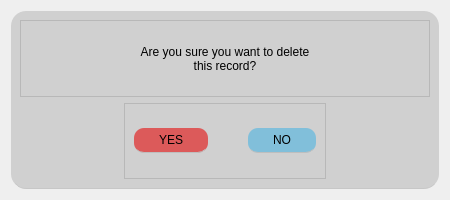
First picture: the form in Frontend/ConfirmDialog.ui, repository rmmln/Petmate-Desktop-Application, before the edit.
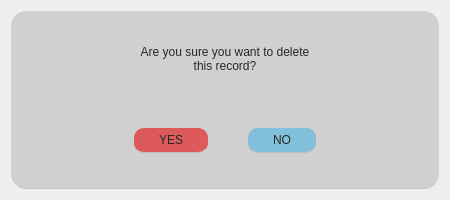
Second picture: the form after the edit.

The edit to the form file:
```diff
--- a/Frontend/ConfirmDialog.ui
+++ b/Frontend/ConfirmDialog.ui
@@ -44,6 +44,10 @@
      <layout class="QVBoxLayout" name="verticalLayout">
       <item>
        <widget class="QFrame" name="frame_2">
+        <property name="styleSheet">
+         <string notr="true">background-color:transparent;
+border:none;</string>
+        </property>
         <property name="frameShape">
          <enum>QFrame::StyledPanel</enum>
         </property>
@@ -56,6 +60,8 @@
            <property name="styleSheet">
             <string notr="true">#confirmationMessage{
 	font: 57 16pt &quot;Montserrat Medium&quot;;
+	color:rgb(39, 39, 39);
+
 }</string>
            </property>
            <property name="text">
@@ -72,6 +78,11 @@
       </item>
       <item alignment="Qt::AlignHCenter">
        <widget class="QFrame" name="frame">
+        <property name="styleSheet">
+         <string notr="true">
+background-color:transparent;
+border:none;</string>
+        </property>
         <property name="frameShape">
          <enum>QFrame::StyledPanel</enum>
         </property>
@@ -94,6 +105,7 @@
             <string notr="true">#yesButton{
 	padding:5px 25px;
 	font: 57 12pt &quot;Montserrat Medium&quot;;
+	color:rgb(39, 39, 39);
 	border:none;
 	border-bottom:1px solid rgb(190, 190, 190);
 	border-radius:10px;
@@ -120,6 +132,7 @@
             <string notr="true">#noButton{
 	padding:5px 25px;
 	font: 57 12pt &quot;Montserrat Medium&quot;;
+	color:rgb(39, 39, 39);
 	border:none;
 	border-bottom:1px solid rgb(190, 190, 190);
 	border-radius:10px;
```
